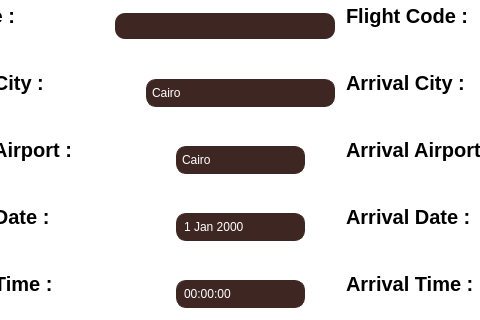
Qt form s_p_project/s_p_project.ui (mohamedalaaabdalaah-lgtm/s_p_project) before a commit; both pictures show x 281 to 761 and y 196 to 516 of the 1073 by 690 pixel window.
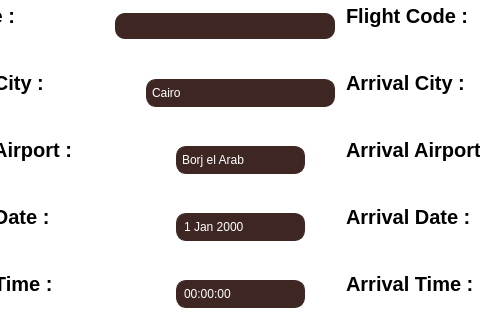
The same form after that commit. The open tabs and pages were chosen to show the change. Icons and pictures are not drawn.

```diff
--- a/s_p_project/s_p_project.ui
+++ b/s_p_project/s_p_project.ui
@@ -2849,11 +2849,6 @@
     selection-color: #ffffff;
 }</string>
              </property>
-             <item>
-              <property name="text">
-               <string>Cairo</string>
-              </property>
-             </item>
              <item>
               <property name="text">
                <string>Borj el Arab</string>
```
Left out of the diff: 111 changed lines with no effect on the pictures.
